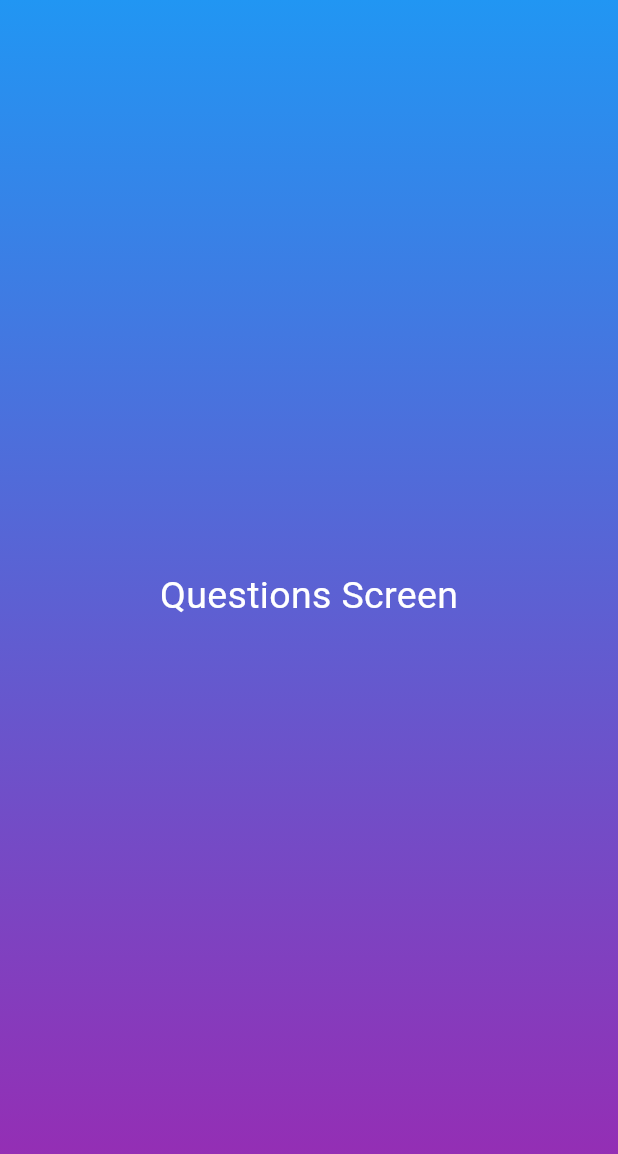
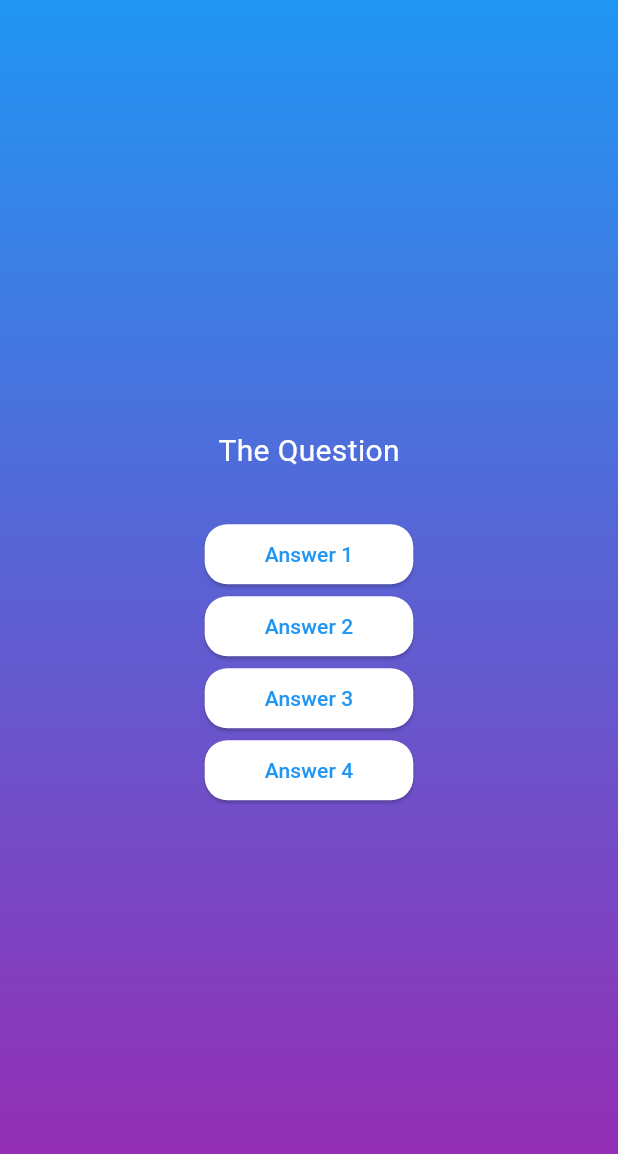
Before and after one commit to jefflueck/quiz_app, a Flutter app: the screen it shows after launch, after a tap on "Start Quiz", on a phone screen of 412 x 824 dp. Shown: the top 1154 px of the screen. Run offline on Flutter 3.47's test engine with Material 3 defaults, Android fonts, the phone set to English and light mode, and no system bars.

Commit message:
broke out buttons on questoins_screen.dart into a seperate Stateless Widget called answer_button.dart. Added styling to answer_button.dart, added named required named arguments so we can dynamically pull in questions and answers from differnt files in the app in answer_button.dart rendering dynamically.

```diff
--- /dev/null
+++ b/lib/answer_button.dart
@@ -0,0 +1,29 @@
+import 'package:flutter/material.dart';
+
+class AnswerButton extends StatelessWidget {
+  const AnswerButton(
+      // * we could also have these as positional arguments verses named arguments if we choose. ex (this.answerText, this.onTap, {super.key} ) In this example the first two are now positional arguments and would also work in this widget.
+      // ! If we choose to use the named arguments we must also use the {} to wrap the arguments, and must add the required front of the arguments in this implementation.
+      {required this.answerText,
+      required this.onTap,
+      super.key});
+
+  final String answerText;
+  final void Function() onTap;
+
+  @override
+  Widget build(context) {
+    return ElevatedButton(
+      onPressed: onTap,
+      style: ElevatedButton.styleFrom(
+        padding: const EdgeInsets.symmetric(horizontal: 40, vertical: 10),
+        foregroundColor: Colors.blue,
+        backgroundColor: Colors.white,
+        shape: RoundedRectangleBorder(
+          borderRadius: BorderRadius.circular(15),
+        ),
+      ),
+      child: Text(answerText),
+    );
+  }
+}
--- a/lib/questions_screen.dart
+++ b/lib/questions_screen.dart
@@ -1,4 +1,6 @@
 import 'package:flutter/material.dart';
+
+import 'package:quiz_app/answer_button.dart';
 
 class QuestionsScreen extends StatefulWidget {
   const QuestionsScreen({super.key});
@@ -11,18 +13,33 @@ class QuestionsScreen extends StatefulWidget {
 class _QuestionsScreenState extends State<QuestionsScreen> {
   @override
   Widget build(context) {
-    return const Center(
+    return SizedBox(
+      width: double.infinity,
       child: Column(
-        mainAxisSize: MainAxisSize.min,
+        mainAxisAlignment: MainAxisAlignment.center,
         children: [
-          Text(
-            'Questions Screen',
-            style: TextStyle(
-              fontSize: 25,
-              color: Colors.white,
-            ),
+          const Text(
+            'The Question',
+            style: TextStyle(fontSize: 20, color: Colors.white),
           ),
           const SizedBox(height: 30),
+          AnswerButton(
+            // * Because we chose to use named arguments in the AnswerButton widget, we must add the required answerText in front of the arguments in this implementation.
+            answerText: 'Answer 1',
+            onTap: () {},
+          ),
+          AnswerButton(
+            answerText: 'Answer 2',
+            onTap: () {},
+          ),
+          AnswerButton(
+            answerText: 'Answer 3',
+            onTap: () {},
+          ),
+          AnswerButton(
+            answerText: 'Answer 4',
+            onTap: () {},
+          ),
         ],
       ),
     );
```
